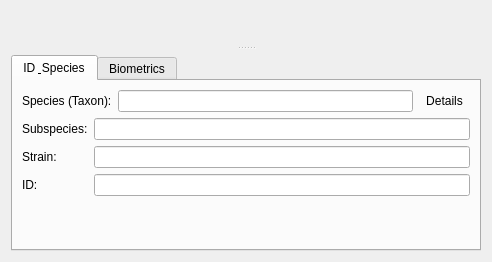
Old version of the form src/scipyen/gui/widgets/dataclasswidgets/organismwidget.ui in the repository ctigaret/scipyen.
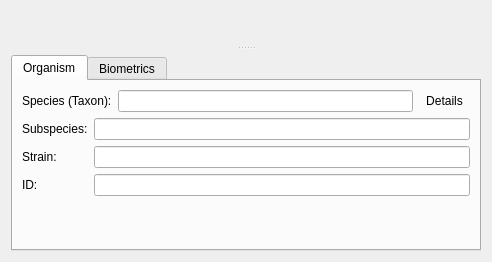
New version of the form. Icons and pictures are not drawn. Custom widgets are drawn as their Qt base class.

What changed in the file:
```diff
--- a/src/scipyen/gui/widgets/dataclasswidgets/organismwidget.ui
+++ b/src/scipyen/gui/widgets/dataclasswidgets/organismwidget.ui
@@ -23,7 +23,7 @@
       <number>3</number>
      </property>
      <widget class="DataExchangeWidget" name="dataExchangeWidget" native="true"/>
-     <widget class="QWidget" name="">
+     <widget class="QWidget" name="layoutWidget">
       <layout class="QVBoxLayout" name="verticalLayout_2">
        <item>
         <widget class="NameDescriptionWidget" name="nameDescriptionWidget" native="true"/>
@@ -35,7 +35,7 @@
          </property>
          <widget class="QWidget" name="idSpeciesTab">
           <attribute name="title">
-           <string>ID &amp; Species</string>
+           <string>Organism</string>
           </attribute>
           <layout class="QGridLayout" name="gridLayout_2">
            <item row="0" column="0">
```
Left out of the diff: 9 changed lines with no effect on the pictures.
